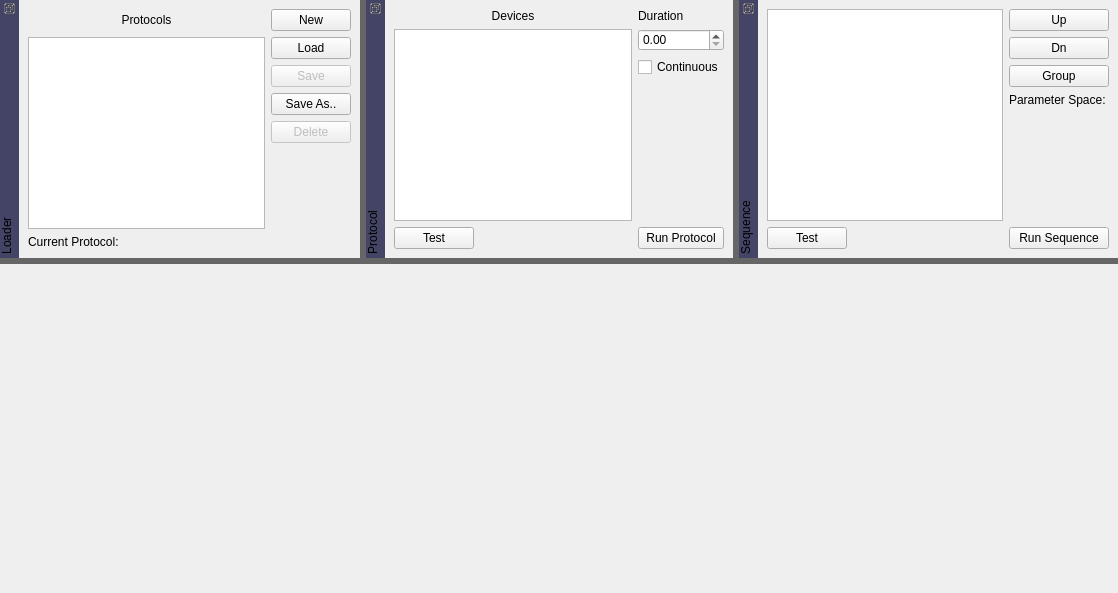
acq4/acq4, file lib/modules/ProtocolRunner/ProtocolRunnerTemplate.ui: the form before one commit.
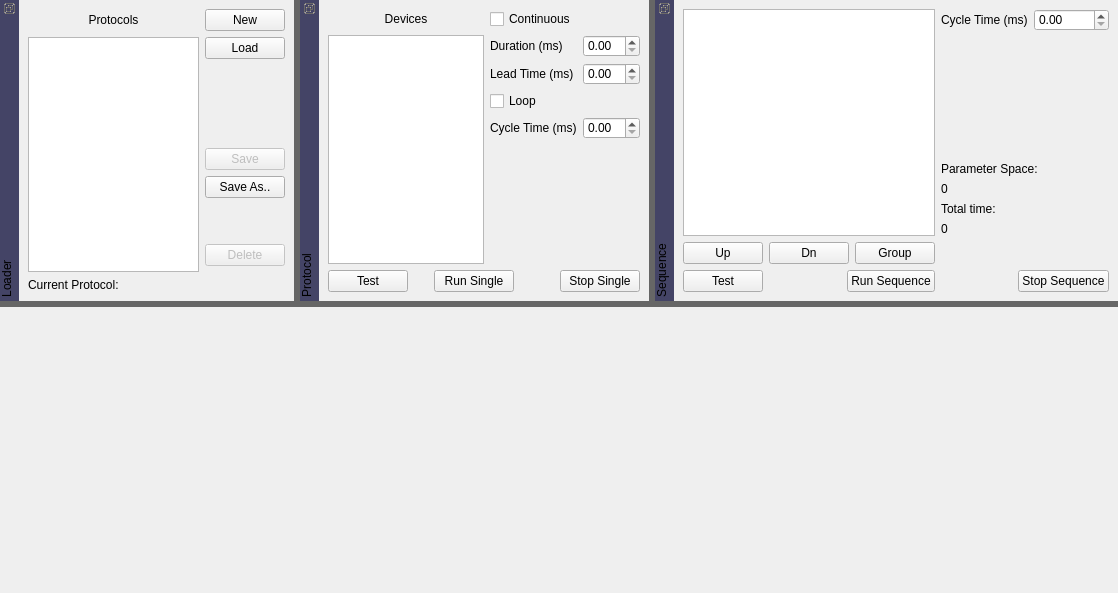
The form after the commit.

Commit message: Changes toward working sequence system, still not there.

Diff of the .ui file:
```diff
--- a/lib/modules/ProtocolRunner/ProtocolRunnerTemplate.ui
+++ b/lib/modules/ProtocolRunner/ProtocolRunnerTemplate.ui
@@ -14,7 +14,7 @@
    <string>MainWindow</string>
   </property>
   <property name="styleSheet">
-   <string notr="true">QDockWidget::title { background-color: #446; color: #DDD }
+   <string notr="true">QDockWidget::title { background-color: #446;}
 QSplitter::handle {background-color: #666}
 QMainWindow::separator {background-color: #666}</string>
   </property>
@@ -48,7 +48,7 @@
        </property>
       </widget>
      </item>
-     <item row="3" column="1">
+     <item row="5" column="1">
       <widget class="QPushButton" name="saveProtocolBtn">
        <property name="enabled">
         <bool>false</bool>
@@ -58,7 +58,7 @@
        </property>
       </widget>
      </item>
-     <item row="4" column="1">
+     <item row="6" column="1">
       <widget class="QPushButton" name="saveAsProtocolBtn">
        <property name="enabled">
         <bool>true</bool>
@@ -68,20 +68,7 @@
        </property>
       </widget>
      </item>
-     <item row="6" column="1">
-      <spacer>
-       <property name="orientation">
-        <enum>Qt::Vertical</enum>
-       </property>
-       <property name="sizeHint" stdset="0">
-        <size>
-         <width>20</width>
-         <height>77</height>
-        </size>
-       </property>
-      </spacer>
-     </item>
-     <item row="5" column="1">
+     <item row="8" column="1">
       <widget class="QPushButton" name="deleteProtocolBtn">
        <property name="enabled">
         <bool>false</bool>
@@ -91,7 +78,7 @@
        </property>
       </widget>
      </item>
-     <item row="2" column="0" rowspan="5">
+     <item row="2" column="0" rowspan="8">
       <widget class="QTreeView" name="protocolList">
        <property name="acceptDrops">
         <bool>true</bool>
@@ -117,7 +104,7 @@
        </property>
       </widget>
      </item>
-     <item row="7" column="0" colspan="2">
+     <item row="10" column="0" colspan="2">
       <layout class="QHBoxLayout" name="horizontalLayout">
        <item>
         <widget class="QLabel" name="label_5">
@@ -153,6 +140,32 @@
        </item>
       </layout>
      </item>
+     <item row="3" column="1">
+      <spacer>
+       <property name="orientation">
+        <enum>Qt::Vertical</enum>
+       </property>
+       <property name="sizeHint" stdset="0">
+        <size>
+         <width>20</width>
+         <height>77</height>
+        </size>
+       </property>
+      </spacer>
+     </item>
+     <item row="7" column="1">
+      <spacer name="verticalSpacer">
+       <property name="orientation">
+        <enum>Qt::Vertical</enum>
+       </property>
+       <property name="sizeHint" stdset="0">
+        <size>
+         <width>20</width>
+         <height>40</height>
+        </size>
+       </property>
+      </spacer>
+     </item>
     </layout>
    </widget>
   </widget>
@@ -170,27 +183,64 @@
     <number>4</number>
    </attribute>
    <widget class="QWidget" name="dockWidgetContents_5">
-    <layout class="QGridLayout">
-     <item row="3" column="0" rowspan="3" colspan="2">
+    <layout class="QGridLayout" name="gridLayout">
+     <item row="0" column="0">
+      <widget class="QLabel" name="label">
+       <property name="text">
+        <string>Devices</string>
+       </property>
+       <property name="alignment">
+        <set>Qt::AlignCenter</set>
+       </property>
+      </widget>
+     </item>
+     <item row="0" column="1" colspan="2">
+      <widget class="QCheckBox" name="protoContinuousCheck">
+       <property name="text">
+        <string>Continuous</string>
+       </property>
+      </widget>
+     </item>
+     <item row="1" column="0" rowspan="5">
       <widget class="QListWidget" name="deviceList"/>
      </item>
-     <item row="2" column="2">
+     <item row="1" column="1" colspan="2">
       <widget class="QLabel" name="label_8">
        <property name="text">
-        <string>Duration</string>
+        <string>Duration (ms)</string>
        </property>
       </widget>
      </item>
-     <item row="3" column="2">
+     <item row="1" column="3">
       <widget class="QDoubleSpinBox" name="protoDurationSpin"/>
      </item>
-     <item row="4" column="2">
-      <widget class="QCheckBox" name="protoContinuousCheck">
+     <item row="2" column="1" colspan="2">
+      <widget class="QLabel" name="label_6">
        <property name="text">
-        <string>Continuous</string>
+        <string>Lead Time (ms)</string>
        </property>
       </widget>
      </item>
+     <item row="2" column="3">
+      <widget class="QDoubleSpinBox" name="protoLeadTimeSpin"/>
+     </item>
+     <item row="3" column="1">
+      <widget class="QCheckBox" name="protoLoopCheck">
+       <property name="text">
+        <string>Loop</string>
+       </property>
+      </widget>
+     </item>
+     <item row="4" column="1" colspan="2">
+      <widget class="QLabel" name="label_7">
+       <property name="text">
+        <string>Cycle Time (ms)</string>
+       </property>
+      </widget>
+     </item>
+     <item row="4" column="3">
+      <widget class="QDoubleSpinBox" name="protoCycleTimeSpin"/>
+     </item>
      <item row="5" column="2">
       <spacer>
        <property name="orientation">
@@ -204,7 +254,9 @@
        </property>
       </spacer>
      </item>
-     <item row="6" column="0">
+     <item row="6" column="0" colspan="4">
+      <layout class="QHBoxLayout" name="horizontalLayout_2">
+       <item>
       <widget class="QPushButton" name="testSingleBtn">
        <property name="enabled">
         <bool>true</bool>
@@ -214,7 +266,7 @@
        </property>
       </widget>
      </item>
-     <item row="6" column="1">
+       <item>
       <spacer>
        <property name="orientation">
         <enum>Qt::Horizontal</enum>
@@ -227,25 +279,37 @@
        </property>
       </spacer>
      </item>
-     <item row="6" column="2">
+       <item>
       <widget class="QPushButton" name="runProtocolBtn">
        <property name="enabled">
         <bool>true</bool>
        </property>
        <property name="text">
-        <string>Run Protocol</string>
+          <string>Run Single</string>
        </property>
       </widget>
      </item>
-     <item row="2" column="0" colspan="2">
-      <widget class="QLabel" name="label">
+       <item>
+        <spacer name="horizontalSpacer">
+         <property name="orientation">
+          <enum>Qt::Horizontal</enum>
+         </property>
+         <property name="sizeHint" stdset="0">
+          <size>
+           <width>40</width>
+           <height>20</height>
+          </size>
+         </property>
+        </spacer>
+       </item>
+       <item>
+        <widget class="QPushButton" name="stopProtocolBtn">
        <property name="text">
-        <string>Devices</string>
-       </property>
-       <property name="alignment">
-        <set>Qt::AlignCenter</set>
-       </property>
-      </widget>
+          <string>Stop Single</string>
+         </property>
+        </widget>
+       </item>
+      </layout>
      </item>
     </layout>
    </widget>
@@ -264,84 +328,145 @@
     <number>4</number>
    </attribute>
    <widget class="QWidget" name="dockWidgetContents_7">
-    <layout class="QGridLayout">
-     <item row="0" column="0" rowspan="6" colspan="2">
-      <widget class="QListWidget" name="sequenceParamList"/>
+    <layout class="QGridLayout" name="gridLayout_2">
+     <item row="0" column="0" rowspan="7" colspan="3">
+      <widget class="QTableWidget" name="sequenceParamList"/>
      </item>
-     <item row="0" column="2">
+     <item row="0" column="3">
+      <widget class="QLabel" name="label_9">
+       <property name="text">
+        <string>Cycle Time (ms)</string>
+       </property>
+      </widget>
+     </item>
+     <item row="0" column="4">
+      <widget class="QDoubleSpinBox" name="seqCycleTimeSpin"/>
+     </item>
+     <item row="1" column="3" colspan="2">
+      <spacer>
+       <property name="orientation">
+        <enum>Qt::Vertical</enum>
+       </property>
+       <property name="sizeHint" stdset="0">
+        <size>
+         <width>20</width>
+         <height>77</height>
+        </size>
+       </property>
+      </spacer>
+     </item>
+     <item row="2" column="3" colspan="2">
+      <widget class="QLabel" name="label_2">
+       <property name="text">
+        <string>Parameter Space: </string>
+       </property>
+      </widget>
+     </item>
+     <item row="3" column="3" colspan="2">
+      <widget class="QLabel" name="paramSpaceLabel">
+       <property name="text">
+        <string>0</string>
+       </property>
+      </widget>
+     </item>
+     <item row="4" column="3" colspan="2">
+      <widget class="QLabel" name="label_4">
+       <property name="text">
+        <string>Total time:</string>
+       </property>
+      </widget>
+     </item>
+     <item row="5" column="3" colspan="2">
+      <widget class="QLabel" name="seqTimeLabel">
+       <property name="text">
+        <string>0</string>
+       </property>
+      </widget>
+     </item>
+     <item row="6" column="3" rowspan="2" colspan="2">
+      <spacer name="verticalSpacer_2">
+       <property name="orientation">
+        <enum>Qt::Vertical</enum>
+       </property>
+       <property name="sizeHint" stdset="0">
+        <size>
+         <width>168</width>
+         <height>28</height>
+        </size>
+       </property>
+      </spacer>
+     </item>
+     <item row="7" column="0">
       <widget class="QPushButton" name="seqParamUpBtn">
        <property name="text">
         <string>Up</string>
        </property>
       </widget>
      </item>
-     <item row="1" column="2">
+     <item row="7" column="1">
       <widget class="QPushButton" name="seqParamDnBtn">
        <property name="text">
         <string>Dn</string>
        </property>
       </widget>
      </item>
-     <item row="2" column="2">
+     <item row="7" column="2">
       <widget class="QPushButton" name="seqParamGroupBtn">
        <property name="text">
         <string>Group</string>
        </property>
       </widget>
      </item>
-     <item row="3" column="2">
-      <widget class="QLabel" name="label_2">
-       <property name="text">
-        <string>Parameter Space: </string>
-       </property>
-      </widget>
-     </item>
-     <item row="4" column="2">
-      <widget class="QLabel" name="paramSpaceLabel">
-       <property name="text">
-        <string/>
-       </property>
-      </widget>
-     </item>
-     <item row="5" column="2">
-      <spacer>
-       <property name="orientation">
-        <enum>Qt::Vertical</enum>
-       </property>
-       <property name="sizeHint" stdset="0">
-        <size>
-         <width>20</width>
-         <height>77</height>
-        </size>
-       </property>
-      </spacer>
-     </item>
-     <item row="6" column="0">
+     <item row="8" column="0" colspan="5">
+      <layout class="QHBoxLayout" name="horizontalLayout_3">
+       <item>
       <widget class="QPushButton" name="testSequenceBtn">
        <property name="text">
         <string>Test</string>
        </property>
       </widget>
      </item>
-     <item row="6" column="1">
+       <item>
       <spacer>
        <property name="orientation">
         <enum>Qt::Horizontal</enum>
        </property>
        <property name="sizeHint" stdset="0">
         <size>
-         <width>146</width>
-         <height>20</height>
+           <width>38</width>
+           <height>17</height>
         </size>
        </property>
       </spacer>
      </item>
-     <item row="6" column="2">
+       <item>
       <widget class="QPushButton" name="runSequenceBtn">
        <property name="text">
         <string>Run Sequence</string>
        </property>
       </widget>
+       </item>
+       <item>
+        <spacer name="horizontalSpacer_2">
+         <property name="orientation">
+          <enum>Qt::Horizontal</enum>
+         </property>
+         <property name="sizeHint" stdset="0">
+          <size>
+           <width>58</width>
+           <height>20</height>
+          </size>
+         </property>
+        </spacer>
+       </item>
+       <item>
+        <widget class="QPushButton" name="stopSequenceBtn">
+         <property name="text">
+          <string>Stop Sequence</string>
+         </property>
+        </widget>
+       </item>
+      </layout>
      </item>
     </layout>
    </widget>
```
Lines whose indentation alone changed are shown as unchanged. The commit also changes 4 other files.
